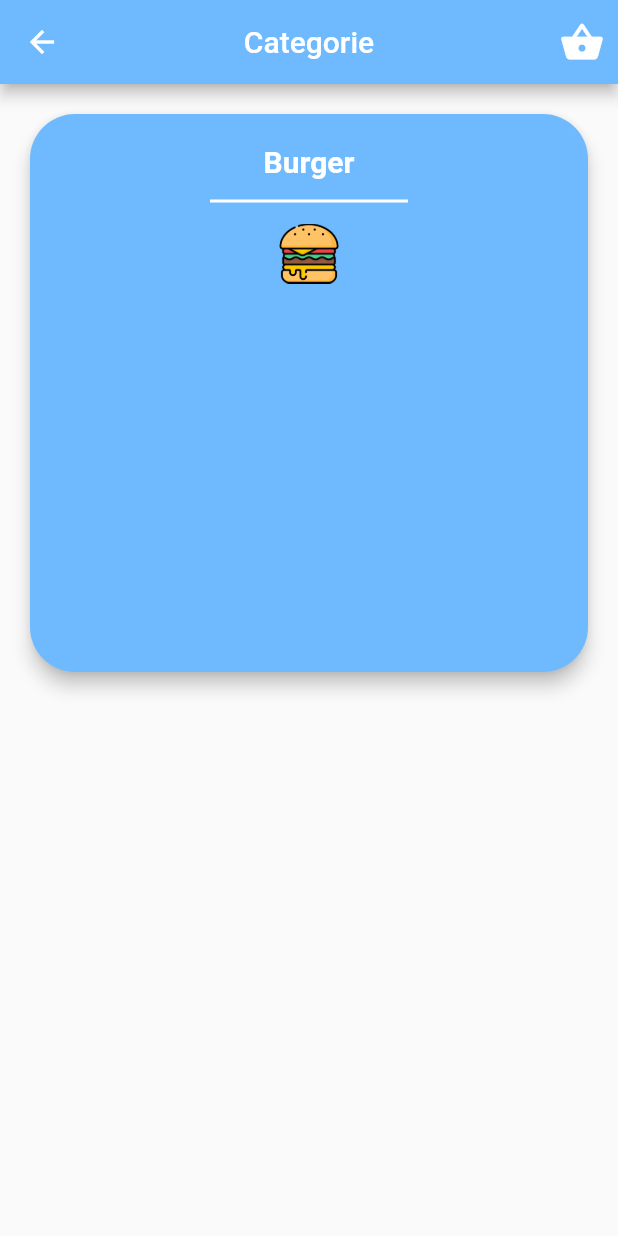
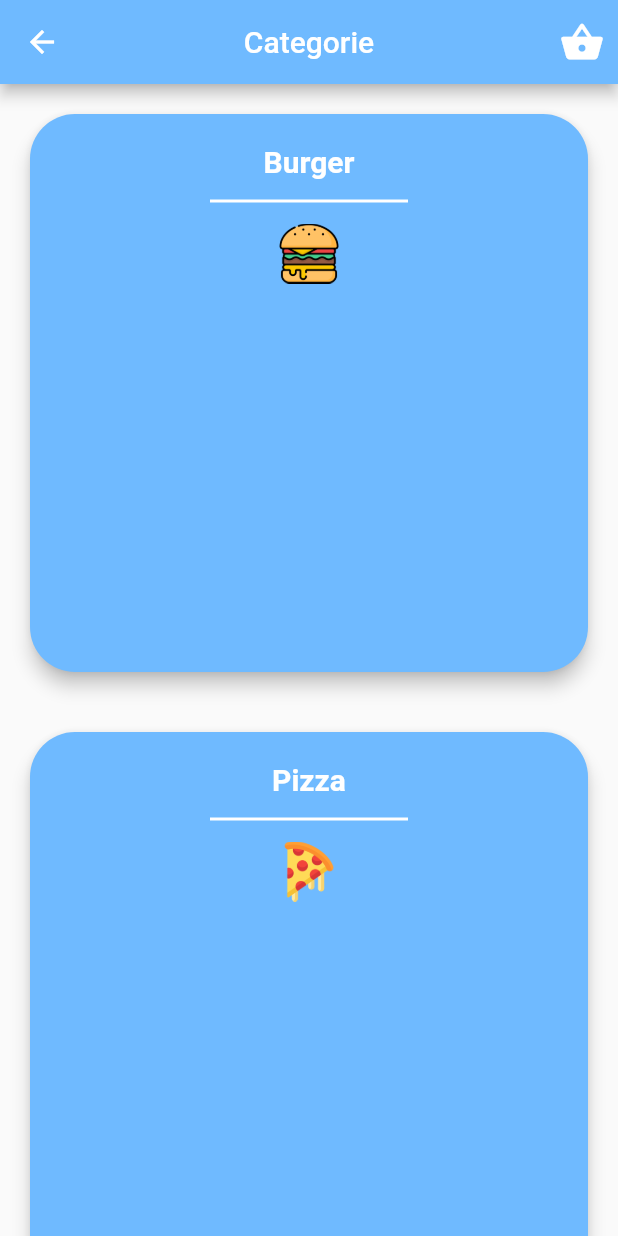
Before and after one commit to CocheteuxLaurent/projet_food, a Flutter app: the SecondePage screen opened directly, after a tap on "Categories", on a phone screen of 412 x 824 dp. Run offline on Flutter 3.47's test engine with Material 2 defaults, Android fonts, the phone set to English and light mode, and no system bars.

Commit message:
News code food

```diff
--- a/lib/CategoriePage.dart
+++ b/lib/CategoriePage.dart
@@ -42,7 +42,7 @@ class _CategoriePageState extends State<CategoriePage> {
       ),
       body: Container(
         child: GridView.builder(
-          itemCount: 1,
+          itemCount: 8,
           itemBuilder: (context, index) {
             return Card(
               elevation: 5.0,
--- a/lib/DetailsPage.dart
+++ b/lib/DetailsPage.dart
@@ -10,8 +10,8 @@ class DetailsPage extends StatefulWidget {
 class _DetailsPageState extends State<DetailsPage> {
   @override
   Widget build(BuildContext context) {
-    appBar:
-    AppBar(
+    return Scaffold(
+      appBar: AppBar(
         title: Text(
           'Details',
           style: TextStyle(color: Colors.white, fontSize: 20),
@@ -28,7 +28,7 @@ class _DetailsPageState extends State<DetailsPage> {
             ),
           ),
         ],
+      ),
     );
-    return Scaffold();
   }
 }
--- a/lib/SecondePage.dart
+++ b/lib/SecondePage.dart
@@ -2,6 +2,7 @@ import 'dart:convert';
 import 'package:flutter/material.dart';
 import 'package:projet_food/CategoriePage.dart';
 import 'package:projet_food/PanierPage.dart';
+import 'package:projet_food/DetailsPage.dart';
 
 class SecondePage extends StatefulWidget {
   const SecondePage({Key? key}) : super(key: key);
@@ -53,7 +54,14 @@ class _SecondePageState extends State<SecondePage> {
           ),
         ],
       ),
-        body: Column(
+      body: GestureDetector(
+        onTap: () {
+          Navigator.push(
+            context,
+            MaterialPageRoute(builder: (context) => DetailsPage()),
+          );
+        },
+        child: Column(
           children: [
             Padding(
               padding: const EdgeInsets.all(8.0),
@@ -157,6 +165,8 @@ class _SecondePageState extends State<SecondePage> {
               ),
             ),
           ],
-        ));
+        ),
+      ),
+    );
   }
 }
```
Lines whose indentation alone changed are shown as unchanged.
